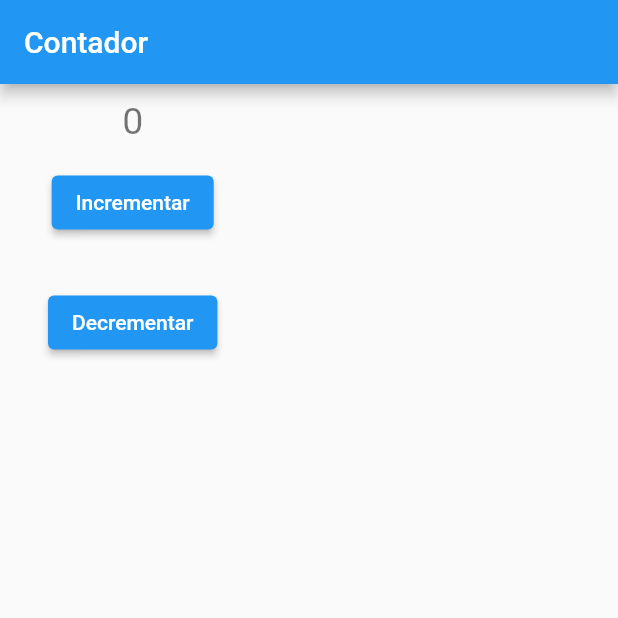
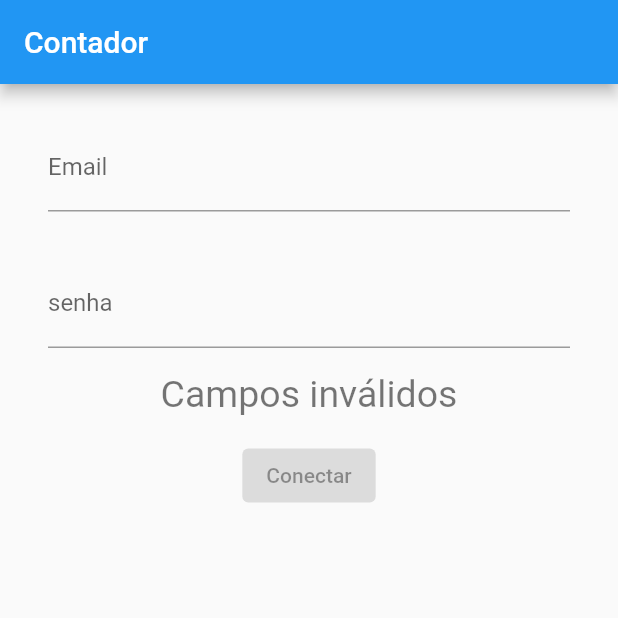
Before and after one commit to TiagoBruckmann/estudo_mobx, a Flutter app: the screen it shows after launch, on a phone screen of 412 x 824 dp, the top half of it. Run offline on Flutter 3.47's test engine with Material 2 defaults, Android fonts, the phone set to English and light mode, and no system bars; our stand-ins replace flutter_mobx, mobx; generated files the repository leaves out were written again.

```diff
--- a/lib/core/mobx/incremet_mobx.dart
+++ b/lib/core/mobx/incremet_mobx.dart
@@ -1,26 +1,67 @@
 // import dos pacotes
 import 'package:mobx/mobx.dart';
+part 'incremet_mobx.g.dart';
 
-class IncrementMobX {
+class IncrementMobX = IncrementMobXBase with _$IncrementMobX;
 
-  final _increment = Observable(0);
+// Store é utilizado para geracao de codigos automaticos
+abstract class IncrementMobXBase with Store {
 
-  IncrementMobX() {
-    incrementer = Action(_sum);
-    decrement = Action(_decrement);
+  IncrementMobXBase() {
+    autorun((context) {
+      // print("email => $email");
+      // print("password => $password");
+    });
   }
 
-  int get increment => _increment.value;
-  set increment(int newIncrement) => _increment.value = newIncrement;
-  Action? incrementer;
-  Action? decrement;
+  @observable
+  String email = "";
 
-  _sum() {
-    increment++;
+  @observable
+  String password = "";
+
+  @observable
+  bool userLogin = false;
+
+  @observable
+  bool loading = false;
+
+  @computed
+  String get emailPassword => "$email - $password";
+
+  bool get formValidate => email.contains("@") && email.length > 3 && password.length > 3;
+
+  @action
+  void setEmail(value) => email = value;
+
+  @action
+  void setPassword(value) => password = value;
+
+  @action
+  Future<void> login() async {
+
+    loading = true;
+
+    // processando
+    await Future.delayed(const Duration(seconds: 3));
+
+    loading = false;
+    userLogin = true;
   }
 
-  _decrement() {
-    increment--;
+  /*
+  @observable
+  int counter = 0;
+
+  @action
+  increment() {
+    counter++;
   }
 
+  @action
+  decrement() {
+    counter--;
+  }
+  */
+
 }
--- a/lib/home.dart
+++ b/lib/home.dart
@@ -3,6 +3,7 @@ import 'package:flutter/material.dart';
 
 // import dos pacotes
 import 'package:flutter_mobx/flutter_mobx.dart';
+import 'package:mobx/mobx.dart';
 
 // import dos controladores mobx
 import 'package:mobx_contador/core/mobx/incremet_mobx.dart';
@@ -17,7 +18,30 @@ class Home extends StatefulWidget {
 class _HomeState extends State<Home> {
 
   final IncrementMobX _incrementMobX = IncrementMobX();
+  ReactionDisposer? _reactionDisposer;
 
+  @override
+  void didChangeDependencies() {
+    super.didChangeDependencies();
+    /*
+    autorun((context) {
+      print(_incrementMobX.formValidate);
+    });
+    */
+
+    reaction(
+      (context) => _incrementMobX.formValidate,
+      (value) {
+        print(value);
+      }
+    );
+  }
+
+  @override
+  void dispose() {
+    super.dispose();
+    _reactionDisposer!();
+  }
   @override
   Widget build(BuildContext context) {
     return Scaffold(
@@ -30,11 +54,29 @@ class _HomeState extends State<Home> {
           child: Column(
           children: [
 
+            Padding (
+              padding: const EdgeInsets.all(16),
+              child: TextField(
+                decoration: const InputDecoration(labelText: "Email"),
+                onChanged: _incrementMobX.setEmail,
+              ),
+            ),
+
+            Padding (
+              padding: const EdgeInsets.all(16),
+              child: TextField(
+                decoration: const InputDecoration(labelText: "senha"),
+                onChanged: _incrementMobX.setPassword,
+              ),
+            ),
+
             Observer(
-              builder: (builder) {
+              builder: (context) {
 
                 return Text(
-                  "${_incrementMobX.increment}",
+                  ( _incrementMobX.formValidate == true )
+                  ? "Campos válidos"
+                  : "Campos inválidos",
                   style: const TextStyle(
                     color: Colors.black54,
                     fontSize: 25,
@@ -43,24 +85,41 @@ class _HomeState extends State<Home> {
               },
             ),
 
-            Padding(
-              padding: const EdgeInsets.all(16),
-              child: ElevatedButton(
-                child: const Text("Incrementar"),
-                onPressed: () {
-                  _incrementMobX.incrementer!();
-                },
-              ),
+            /*
+            Observer(
+              builder: (builder) {
+
+                return Text(
+                  "${_incrementMobX.counter}",
+                  style: const TextStyle(
+                    color: Colors.black54,
+                    fontSize: 25,
+                  ),
+                );
+              },
             ),
+            */
 
             Padding(
               padding: const EdgeInsets.all(16),
-              child: ElevatedButton(
-                child: const Text("Decrementar"),
-                onPressed: () {
-                  _incrementMobX.decrement!();
+              child: Observer(
+                builder: (context) {
+
+                  return ElevatedButton(
+                    child: ( _incrementMobX.loading == true )
+                    ? const CircularProgressIndicator(
+                      valueColor: AlwaysStoppedAnimation(Colors.white70),
+                    )
+                    : const Text("Conectar"),
+                    onPressed: ( _incrementMobX.formValidate == true )
+                    ? () {
+                      _incrementMobX.login();
+                    }
+                    : null,
+                  );
+
                 },
-              ),
+              )
             ),
 
           ],
--- a/pubspec.yaml
+++ b/pubspec.yaml
@@ -5,7 +5,7 @@ description: A new Flutter project.
 # pub.dev using `flutter pub publish`. This is preferred for private packages.
 publish_to: 'none' # Remove this line if you wish to publish to pub.dev
 
-version: 1.0.0+2
+version: 1.0.0+6
 
 environment:
   sdk: ">=2.15.1 <3.0.0"
@@ -27,7 +27,9 @@ dev_dependencies:
     sdk: flutter
 
   # rules and activating additional ones.
+  mobx_codegen: ^2.0.5+2
   flutter_lints: ^1.0.0
+  build_runner: ^2.1.7
 
 # For information on the generic Dart part of this file, see the
 # following page: https://dart.dev/tools/pub/pubspec
```
Also changed, not shown: lib/core/mobx/incremet_mobx.g.dart (added).
